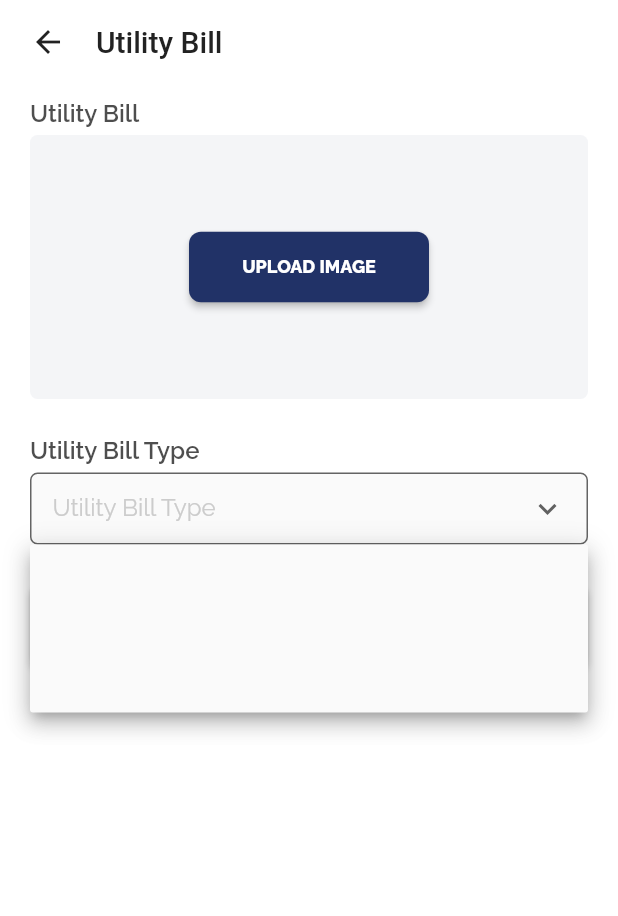
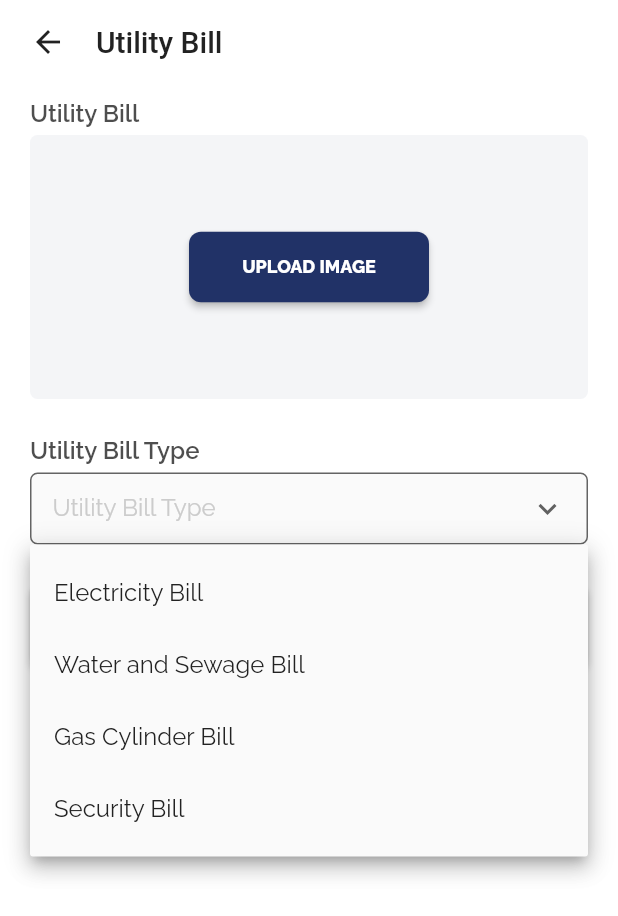
Before and after one commit to Adebanji29/insure-mart, a Flutter app: the UtilityBills screen opened by its route, after a tap on "Utility Bill Type", on a phone screen of 412 x 824 dp. Shown: the top 916 px of the screen. Run offline on Flutter 3.47's test engine with Material 2 defaults, Android fonts, the phone set to English and light mode, and no system bars; our stand-ins replace cloud_firestore, connectivity_plus, currency_text_input_formatter, dropdown_button2, firebase_auth, firebase_core and 10 more; missing offline and left inert: flutter_login_facebook, flutter_paystack, shared_preferences_web; accounts and stored records are empty.

Commit message:
still working on profile

```diff
--- a/lib/screen/profile/utility_bills.dart
+++ b/lib/screen/profile/utility_bills.dart
@@ -9,7 +9,7 @@ import '../../widget/text_fields.dart';
 class UtilityBills extends StatelessWidget {
     UtilityBills({Key? key}) : super(key: key);
    static const route = '/utilityBills';
-  final List<String> _billTypeList = const ['', ''];
+  final List<String> _billTypeList = const ['Electricity Bill', 'Water and Sewage Bill','Gas Cylinder Bill','Security Bill'];
 
    String? _utilityBillType;
   @override
```
